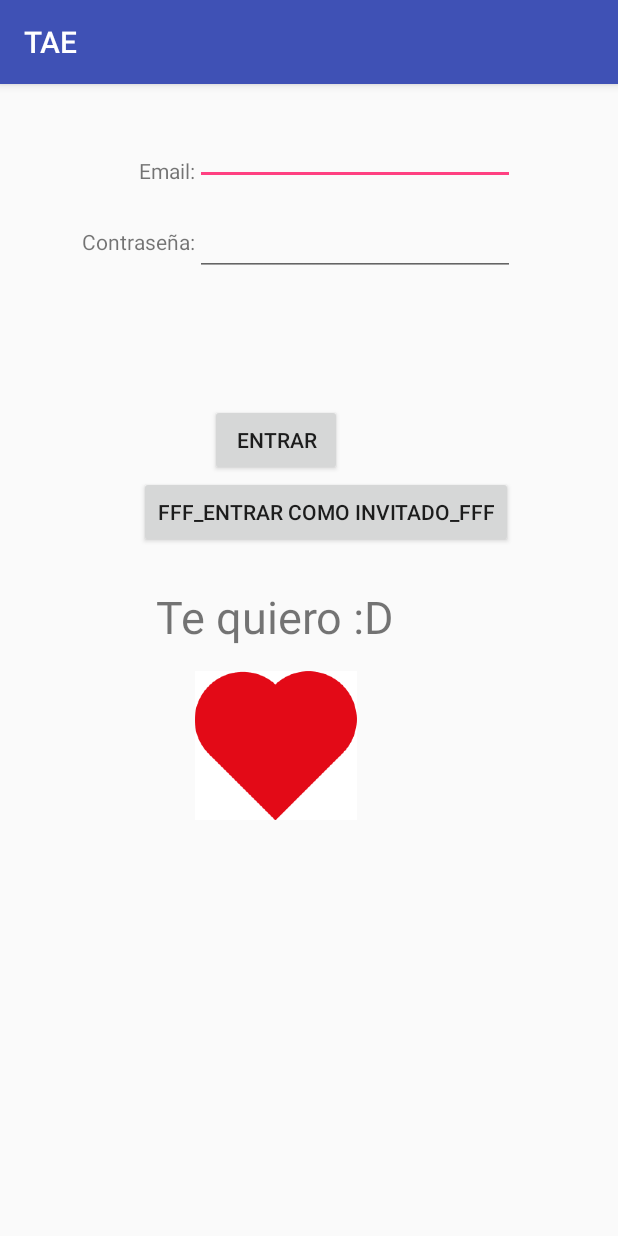
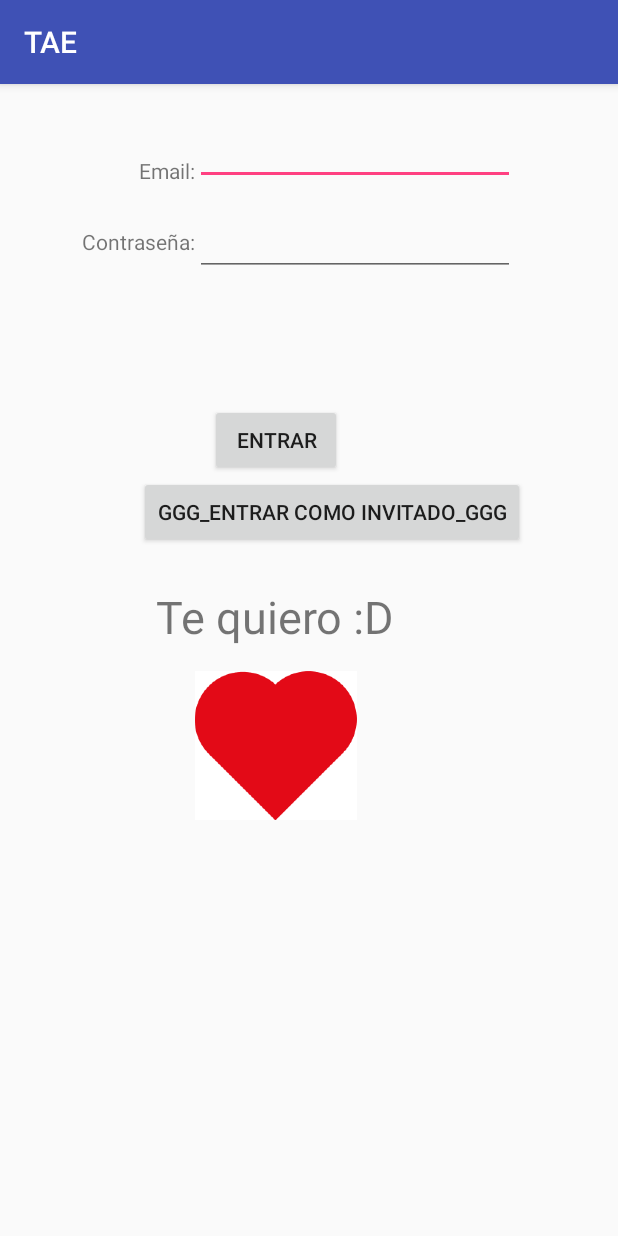
Before and after one commit to JessicaCaraballo/TAE_, an Android app: the screen it shows after launch (MainActivity), on a phone screen of 412 x 824 dp. Run offline under Robolectric (Android 15) with nearby library versions, the phone set to English and light mode, and no system bars.

Commit message:
Cambio usuario

```diff
--- a/app/src/main/res/layout/activity_main.xml
+++ b/app/src/main/res/layout/activity_main.xml
@@ -42,7 +42,7 @@
             android:layout_alignStart="@+id/textView2"
             android:layout_marginBottom="25dp"
             android:onClick="lanzarPrincipalActivity"
-            android:text="fff_Entrar como invitado_fff" />
+            android:text="ggg_Entrar como invitado_ggg" />
 
         <TextView
             android:id="@+id/textView2"
```
